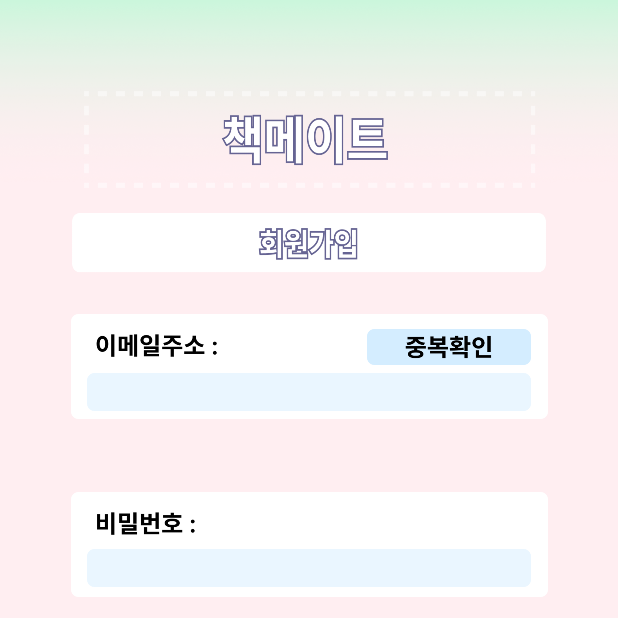
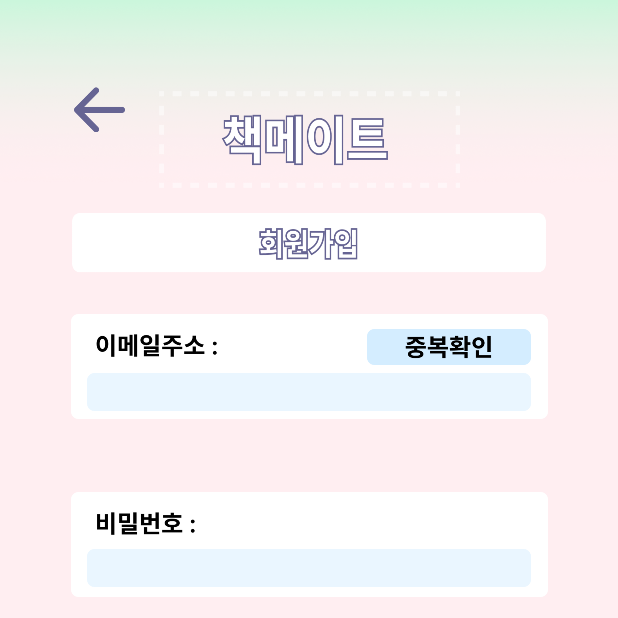
Before and after one commit to HJ2828/GURU2_Android_Book, an Android app: the SignupActivity screen opened directly, with no data from a screen before it, on a phone screen of 412 x 824 dp, the top half of it. Run offline under Robolectric (Android 15) with nearby library versions, the phone set to English and light mode, and no system bars.

Commit message:
2023.07.26 로그인/회원가입 xml 수정 _ 김연아(Yeon09-a) - activity_signup.xml 뒤로가기 버튼 추가 - activity_log_in.xml 뒤로가기 버튼 추가

```diff
--- a/app/src/main/res/layout/activity_login_signup.xml
+++ b/app/src/main/res/layout/activity_login_signup.xml
@@ -15,14 +15,14 @@
         android:text="."
         android:textColor="#00FFFFFF"
         app:layout_constraintBottom_toBottomOf="parent"
-        app:layout_constraintEnd_toStartOf="@+id/btnLogUP"
+        app:layout_constraintEnd_toStartOf="@+id/btnSignUP"
         app:layout_constraintHorizontal_bias="0.5"
         app:layout_constraintStart_toStartOf="parent"
         app:layout_constraintTop_toTopOf="parent"
         app:layout_constraintVertical_bias="0.3" />
 
     <Button
-        android:id="@+id/btnLogUP"
+        android:id="@+id/btnSignUP"
         android:layout_width="135dp"
         android:layout_height="49dp"
         android:background="@drawable/loginsignup_btnlogup"
@@ -35,4 +35,6 @@
         app:layout_constraintTop_toTopOf="parent"
         app:layout_constraintVertical_bias="0.3" />
 
+
+
 </androidx.constraintlayout.widget.ConstraintLayout>
--- a/app/src/main/res/layout/activity_signup.xml
+++ b/app/src/main/res/layout/activity_signup.xml
@@ -6,6 +6,18 @@
     android:layout_height="match_parent"
     android:background="@drawable/signup_bg"
     tools:context=".SignupActivity">
+
+    <Button
+        android:id="@+id/btnBack"
+        android:layout_width="34dp"
+        android:layout_height="30dp"
+        android:layout_marginStart="49dp"
+        android:layout_marginTop="58dp"
+        android:background="@drawable/add_changeprofile_btnback"
+        android:text="."
+        android:textColor="#00FFFFFF"
+        app:layout_constraintStart_toStartOf="parent"
+        app:layout_constraintTop_toTopOf="parent" />
 
     <Button
         android:id="@+id/btnOkay"
```
Also changed, not shown: app/src/main/res/layout/activity_log_in.xml (+12 -0 lines), app/src/main/res/drawable/login_bg.png, app/src/main/res/drawable/signup_bg.png.
